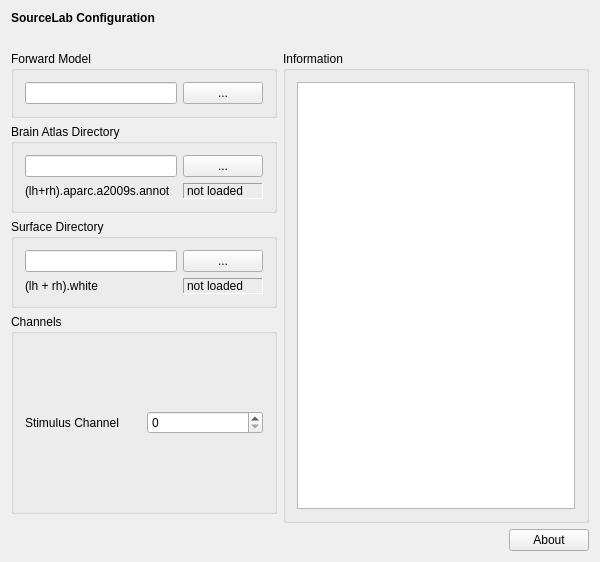
Above: applications/mne_x/plugins/sourcelab/FormFiles/sourcelabsetup.ui from mne-tools/mne-cpp before the change. Below: the same form after it.
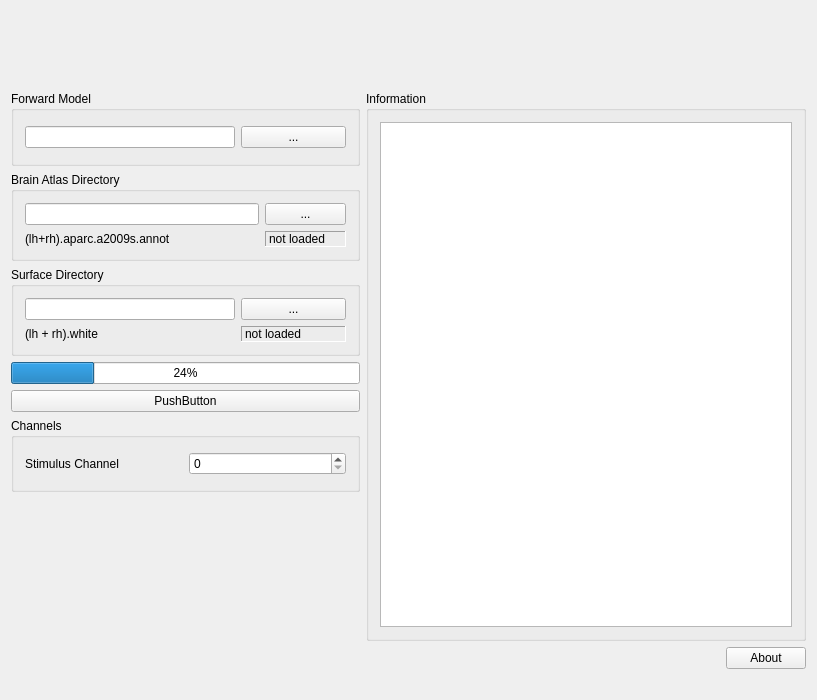
That is the form after the change. Icons and pictures are not drawn.

```diff
--- a/applications/mne_x/plugins/sourcelab/FormFiles/sourcelabsetup.ui
+++ b/applications/mne_x/plugins/sourcelab/FormFiles/sourcelabsetup.ui
@@ -6,46 +6,207 @@
    <rect>
     <x>0</x>
     <y>0</y>
-    <width>600</width>
-    <height>562</height>
+    <width>817</width>
+    <height>700</height>
    </rect>
   </property>
   <property name="windowTitle">
    <string>SourceLabSetupWidget</string>
   </property>
   <layout class="QVBoxLayout" name="verticalLayout">
-   <item>
-    <widget class="QLabel" name="m_qLabel_Headline">
-     <property name="font">
-      <font>
-       <weight>75</weight>
-       <bold>true</bold>
-      </font>
-     </property>
-     <property name="text">
-      <string>SourceLab Configuration</string>
-     </property>
-    </widget>
-   </item>
-   <item>
-    <spacer name="m_qVerticalSpacer_Headline">
-     <property name="orientation">
-      <enum>Qt::Vertical</enum>
-     </property>
-     <property name="sizeType">
-      <enum>QSizePolicy::Fixed</enum>
-     </property>
-     <property name="sizeHint" stdset="0">
-      <size>
-       <width>20</width>
-       <height>20</height>
-      </size>
-     </property>
-    </spacer>
-   </item>
    <item>
     <layout class="QGridLayout" name="m_qGridLayout_main">
      <item row="3" column="0">
+      <widget class="QGroupBox" name="m_qGroupBox_SurfaceDir">
+       <property name="title">
+        <string>Surface Directory</string>
+       </property>
+       <layout class="QGridLayout" name="m_qGridLayout_SurfaceDir">
+        <item row="1" column="0" colspan="2">
+         <widget class="QLabel" name="m_qLabel_surface">
+          <property name="text">
+           <string>(lh + rh).white</string>
+          </property>
+         </widget>
+        </item>
+        <item row="1" column="2">
+         <widget class="QLabel" name="m_qLabel_surfaceStat">
+          <property name="frameShape">
+           <enum>QFrame::Panel</enum>
+          </property>
+          <property name="frameShadow">
+           <enum>QFrame::Sunken</enum>
+          </property>
+          <property name="text">
+           <string>not loaded</string>
+          </property>
+         </widget>
+        </item>
+        <item row="0" column="2">
+         <widget class="QPushButton" name="m_qPushButton_SurfaceDirDialog">
+          <property name="text">
+           <string>...</string>
+          </property>
+         </widget>
+        </item>
+        <item row="0" column="0" colspan="2">
+         <widget class="QLineEdit" name="m_qLineEdit_SurfaceDirName">
+          <property name="minimumSize">
+           <size>
+            <width>140</width>
+            <height>0</height>
+           </size>
+          </property>
+         </widget>
+        </item>
+       </layout>
+      </widget>
+     </item>
+     <item row="4" column="0">
+      <widget class="QProgressBar" name="progressBar">
+       <property name="value">
+        <number>24</number>
+       </property>
+      </widget>
+     </item>
+     <item row="0" column="1">
+      <spacer name="m_qHorizontalSpacerTitle">
+       <property name="orientation">
+        <enum>Qt::Horizontal</enum>
+       </property>
+       <property name="sizeHint" stdset="0">
+        <size>
+         <width>40</width>
+         <height>20</height>
+        </size>
+       </property>
+      </spacer>
+     </item>
+     <item row="9" column="3">
+      <widget class="QPushButton" name="m_qPushButton_About">
+       <property name="text">
+        <string>About</string>
+       </property>
+      </widget>
+     </item>
+     <item row="2" column="0">
+      <widget class="QGroupBox" name="m_qGroupBox_AtlasDir">
+       <property name="title">
+        <string>Brain Atlas Directory</string>
+       </property>
+       <layout class="QGridLayout" name="m_qGridLayout_AtlasDir">
+        <item row="0" column="2">
+         <widget class="QPushButton" name="m_qPushButton_AtlasDirDialog">
+          <property name="text">
+           <string>...</string>
+          </property>
+         </widget>
+        </item>
+        <item row="1" column="2">
+         <widget class="QLabel" name="m_qLabel_atlasStat">
+          <property name="frameShape">
+           <enum>QFrame::Panel</enum>
+          </property>
+          <property name="frameShadow">
+           <enum>QFrame::Sunken</enum>
+          </property>
+          <property name="text">
+           <string>not loaded</string>
+          </property>
+         </widget>
+        </item>
+        <item row="0" column="0" colspan="2">
+         <widget class="QLineEdit" name="m_qLineEdit_AtlasDirName">
+          <property name="minimumSize">
+           <size>
+            <width>140</width>
+            <height>0</height>
+           </size>
+          </property>
+         </widget>
+        </item>
+        <item row="1" column="0">
+         <widget class="QLabel" name="m_qLabel_atlas">
+          <property name="text">
+           <string>(lh+rh).aparc.a2009s.annot</string>
+          </property>
+         </widget>
+        </item>
+       </layout>
+      </widget>
+     </item>
+     <item row="1" column="0">
+      <widget class="QGroupBox" name="m_qGroupBox_ForwardSolution">
+       <property name="title">
+        <string>Forward Model</string>
+       </property>
+       <property name="flat">
+        <bool>false</bool>
+       </property>
+       <layout class="QGridLayout" name="m_qGridLayout_Fwd">
+        <item row="0" column="0" colspan="2">
+         <widget class="QLineEdit" name="m_qLineEdit_FwdFileName">
+          <property name="minimumSize">
+           <size>
+            <width>140</width>
+            <height>0</height>
+           </size>
+          </property>
+         </widget>
+        </item>
+        <item row="0" column="2">
+         <widget class="QPushButton" name="m_qPushButton_FwdFileDialog">
+          <property name="text">
+           <string>...</string>
+          </property>
+         </widget>
+        </item>
+       </layout>
+      </widget>
+     </item>
+     <item row="0" column="2" colspan="2">
+      <widget class="QLabel" name="m_qLabelSourceLabImage">
+       <property name="text">
+        <string/>
+       </property>
+       <property name="pixmap">
+        <pixmap resource="../sourcelab.qrc">:/images/sourcelab.png</pixmap>
+       </property>
+      </widget>
+     </item>
+     <item row="9" column="1" colspan="2">
+      <spacer name="m_qHorizontalSpacer_About">
+       <property name="orientation">
+        <enum>Qt::Horizontal</enum>
+       </property>
+       <property name="sizeHint" stdset="0">
+        <size>
+         <width>40</width>
+         <height>20</height>
+        </size>
+       </property>
+      </spacer>
+     </item>
+     <item row="1" column="1" rowspan="8" colspan="3">
+      <widget class="QGroupBox" name="m_qGroupBox_Information">
+       <property name="title">
+        <string>Information</string>
+       </property>
+       <layout class="QGridLayout" name="m_qGridLayout_Information">
+        <item row="0" column="0">
+         <widget class="QTextBrowser" name="m_qTextBrowser_Information"/>
+        </item>
+       </layout>
+      </widget>
+     </item>
+     <item row="5" column="0">
+      <widget class="QPushButton" name="pushButton">
+       <property name="text">
+        <string>PushButton</string>
+       </property>
+      </widget>
+     </item>
+     <item row="6" column="0">
       <widget class="QGroupBox" name="m_qGroupBox_Channels">
        <property name="sizePolicy">
         <sizepolicy hsizetype="Preferred" vsizetype="Minimum">
@@ -56,7 +217,7 @@
        <property name="minimumSize">
         <size>
          <width>0</width>
-         <height>200</height>
+         <height>0</height>
         </size>
        </property>
        <property name="title">
@@ -80,55 +241,7 @@
        </layout>
       </widget>
      </item>
-     <item row="5" column="2">
-      <widget class="QPushButton" name="m_qPushButton_About">
-       <property name="text">
-        <string>About</string>
-       </property>
-      </widget>
-     </item>
-     <item row="0" column="0">
-      <widget class="QGroupBox" name="m_qGroupBox_ForwardSolution">
-       <property name="title">
-        <string>Forward Model</string>
-       </property>
-       <property name="flat">
-        <bool>false</bool>
-       </property>
-       <layout class="QGridLayout" name="m_qGridLayout_Fwd">
-        <item row="0" column="0" colspan="2">
-         <widget class="QLineEdit" name="m_qLineEdit_FwdFileName">
-          <property name="minimumSize">
-           <size>
-            <width>140</width>
-            <height>0</height>
-           </size>
-          </property>
-         </widget>
-        </item>
-        <item row="0" column="2">
-         <widget class="QPushButton" name="m_qPushButton_FwdFileDialog">
-          <property name="text">
-           <string>...</string>
-          </property>
-         </widget>
-        </item>
-       </layout>
-      </widget>
-     </item>
-     <item row="0" column="1" rowspan="5" colspan="2">
-      <widget class="QGroupBox" name="m_qGroupBox_Information">
-       <property name="title">
-        <string>Information</string>
-       </property>
-       <layout class="QGridLayout" name="m_qGridLayout_Information">
-        <item row="0" column="0">
-         <widget class="QTextBrowser" name="m_qTextBrowser_Information"/>
-        </item>
-       </layout>
-      </widget>
-     </item>
-     <item row="4" column="0">
+     <item row="7" column="0" rowspan="2">
       <spacer name="m_qVerticalSpacer_LeftRow">
        <property name="orientation">
         <enum>Qt::Vertical</enum>
@@ -141,113 +254,24 @@
        </property>
       </spacer>
      </item>
-     <item row="5" column="1">
-      <spacer name="m_qHorizontalSpacer_About">
-       <property name="orientation">
-        <enum>Qt::Horizontal</enum>
-       </property>
-       <property name="sizeHint" stdset="0">
-        <size>
-         <width>40</width>
-         <height>20</height>
-        </size>
-       </property>
-      </spacer>
-     </item>
-     <item row="1" column="0">
-      <widget class="QGroupBox" name="m_qGroupBox_AtlasDir">
-       <property name="title">
-        <string>Brain Atlas Directory</string>
-       </property>
-       <layout class="QGridLayout" name="m_qGridLayout_AtlasDir">
-        <item row="0" column="2">
-         <widget class="QPushButton" name="m_qPushButton_AtlasDirDialog">
-          <property name="text">
-           <string>...</string>
-          </property>
-         </widget>
-        </item>
-        <item row="1" column="2">
-         <widget class="QLabel" name="m_qLabel_atlasStat">
-          <property name="frameShape">
-           <enum>QFrame::Panel</enum>
-          </property>
-          <property name="frameShadow">
-           <enum>QFrame::Sunken</enum>
-          </property>
-          <property name="text">
-           <string>not loaded</string>
-          </property>
-         </widget>
-        </item>
-        <item row="0" column="0" colspan="2">
-         <widget class="QLineEdit" name="m_qLineEdit_AtlasDirName">
-          <property name="minimumSize">
-           <size>
-            <width>140</width>
-            <height>0</height>
-           </size>
-          </property>
-         </widget>
-        </item>
-        <item row="1" column="0">
-         <widget class="QLabel" name="m_qLabel_atlas">
-          <property name="text">
-           <string>(lh+rh).aparc.a2009s.annot</string>
-          </property>
-         </widget>
-        </item>
-       </layout>
-      </widget>
-     </item>
-     <item row="2" column="0">
-      <widget class="QGroupBox" name="m_qGroupBox_SurfaceDir">
-       <property name="title">
-        <string>Surface Directory</string>
-       </property>
-       <layout class="QGridLayout" name="m_qGridLayout_SurfaceDir">
-        <item row="1" column="0" colspan="2">
-         <widget class="QLabel" name="m_qLabel_surface">
-          <property name="text">
-           <string>(lh + rh).white</string>
-          </property>
-         </widget>
-        </item>
-        <item row="1" column="2">
-         <widget class="QLabel" name="m_qLabel_surfaceStat">
-          <property name="frameShape">
-           <enum>QFrame::Panel</enum>
-          </property>
-          <property name="frameShadow">
-           <enum>QFrame::Sunken</enum>
-          </property>
-          <property name="text">
-           <string>not loaded</string>
-          </property>
-         </widget>
-        </item>
-        <item row="0" column="2">
-         <widget class="QPushButton" name="m_qPushButton_SurfaceDirDialog">
-          <property name="text">
-           <string>...</string>
-          </property>
-         </widget>
-        </item>
-        <item row="0" column="0" colspan="2">
-         <widget class="QLineEdit" name="m_qLineEdit_SurfaceDirName">
-          <property name="minimumSize">
-           <size>
-            <width>140</width>
-            <height>0</height>
-           </size>
-          </property>
-         </widget>
-        </item>
-       </layout>
-      </widget>
-     </item>
     </layout>
    </item>
+   <item>
+    <spacer name="m_qVerticalSpacer_Headline">
+     <property name="orientation">
+      <enum>Qt::Vertical</enum>
+     </property>
+     <property name="sizeType">
+      <enum>QSizePolicy::Fixed</enum>
+     </property>
+     <property name="sizeHint" stdset="0">
+      <size>
+       <width>20</width>
+       <height>20</height>
+      </size>
+     </property>
+    </spacer>
+   </item>
   </layout>
  </widget>
  <layoutdefault spacing="6" margin="11"/>
```
Left out of the diff: 4 changed lines with no effect on the pictures.
